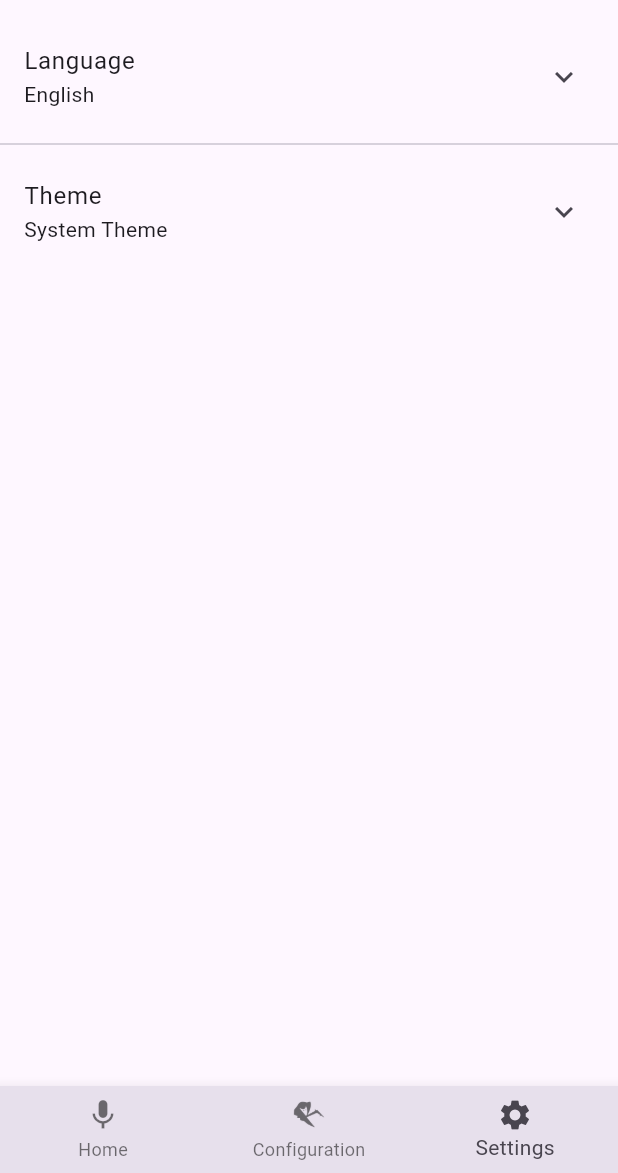
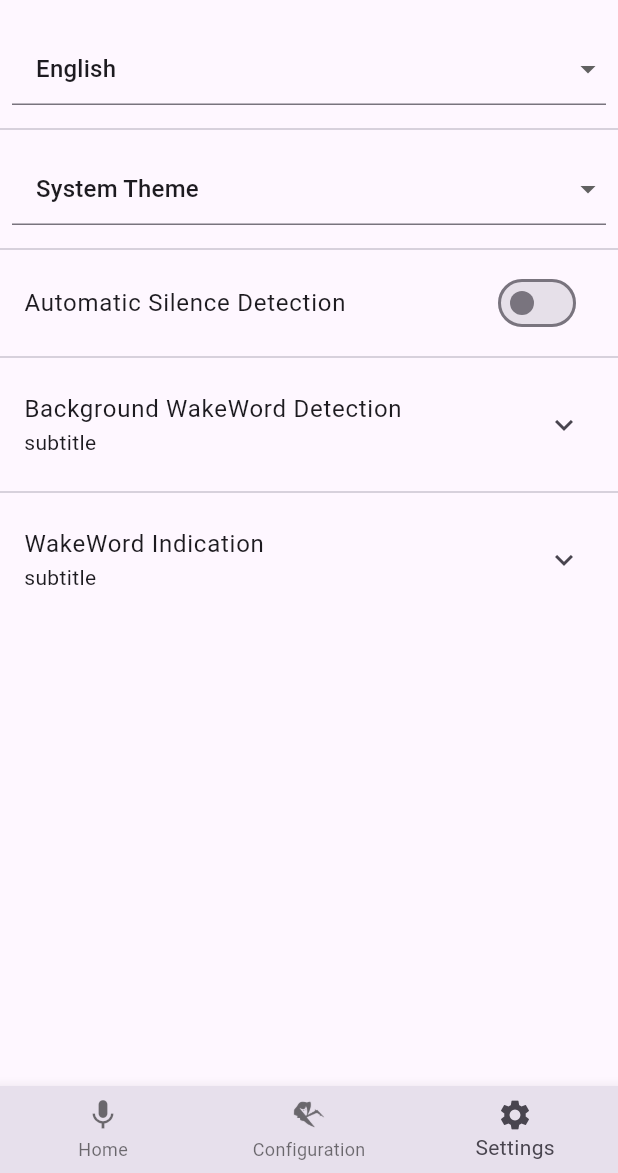
Before and after one commit to Nailik/rhasspy_mobile, a Flutter app: the screen it shows after launch, item 3 of the bottom bar chosen, on a phone screen of 412 x 824 dp, the part 63-1236 px from its top. Run offline on Flutter 3.47's test engine with Material 2 defaults, Android fonts, the phone set to English and light mode, and no system bars; our stand-ins replace dropdown_button2, get; generated files the repository leaves out were written again.

Commit message:
updated settings screen layout

```diff
--- a/lib/l10n/app_de.arb
+++ b/lib/l10n/app_de.arb
@@ -52,6 +52,11 @@
   "systemTheme": "System Theme",
   "de": "Deutsch",
   "en": "Englisch",
-  "theme": "Theme",
-  "language": "Language"
+  "automaticSilenceDetection": "Automatic Silence Detection",
+  "backgroundWakeWordDetection": "Background WakeWord Detection",
+  "enableBackgroundWakeWordDetection": "Enable Background WakeWord Detection",
+  "backgroundWakeWordDetectionTurnOnDisplay": "Wake Up Display",
+  "wakeWordIndication": "WakeWord Indication",
+  "wakeWordSoundIndication": "Sound",
+  "wakeWordLightIndication": "Visual"
 }
--- a/lib/l10n/app_en.arb
+++ b/lib/l10n/app_en.arb
@@ -52,6 +52,11 @@
   "systemTheme": "System Theme",
   "de": "German",
   "en": "English",
-  "theme": "Theme",
-  "language": "Language"
+  "automaticSilenceDetection": "Automatic Silence Detection",
+  "backgroundWakeWordDetection": "Background WakeWord Detection",
+  "enableBackgroundWakeWordDetection": "Enable Background WakeWord Detection",
+  "backgroundWakeWordDetectionTurnOnDisplay": "Wake Up Display",
+  "wakeWordIndication": "WakeWord Indication",
+  "wakeWordSoundIndication": "Sound",
+  "wakeWordLightIndication": "Visual"
 }
--- a/lib/screens/custom_state.dart
+++ b/lib/screens/custom_state.dart
@@ -27,9 +27,19 @@ abstract class CustomState<T extends StatefulWidget> extends State<T> {
   }
 
   Widget expandableDropDownListItem<O>(Option<O> option, Rx<O> optionValue, String title, {Widget? child, ValueChanged<O?>? onChanged}) {
-    var childWidgets = <Widget>[
-      const Divider(),
-      Obx(() => DropdownButtonFormField2<O>(
+    var childWidgets = <Widget>[const Divider(), dropDownListItem(option, optionValue, onChanged: onChanged)];
+
+    if (child != null) {
+      childWidgets.add(child);
+    }
+
+    childWidgets.add(const SizedBox(height: 8));
+
+    return expandableListItem(title: title, subtitle: () => option.asText(optionValue.value, locale), children: childWidgets);
+  }
+
+  Widget dropDownListItem<O>(Option<O> option, Rx<O> optionValue, {ValueChanged<O?>? onChanged}) {
+    return Obx(() => DropdownButtonFormField2<O>(
           value: optionValue.value,
           onChanged: (O? newValue) {
             if (newValue != null) {
@@ -45,16 +55,7 @@ abstract class CustomState<T extends StatefulWidget> extends State<T> {
               child: Text(option.asText(value, locale)),
             );
           }).toList(),
-          )),
-    ];
-
-    if (child != null) {
-      childWidgets.add(child);
-    }
-
-    childWidgets.add(const SizedBox(height: 8));
-
-    return expandableListItem(title: title, subtitle: () => option.asText(optionValue.value, locale), children: childWidgets);
+        ));
   }
 
   Widget expandableListItem({required String title, required String Function() subtitle, required List<Widget> children}) {
--- a/lib/screens/settings_screen.dart
+++ b/lib/screens/settings_screen.dart
@@ -16,7 +16,7 @@ class SettingsScreen extends StatefulWidget {
 class _SettingsScreenState extends CustomState<SettingsScreen> {
   @override
   Widget content() {
-    final List<Widget> items = <Widget>[languageDropDown(), themeDropDown()];
+    final List<Widget> items = <Widget>[languageDropDown(), themeDropDown(), silenceDetection(), backgroundWakeWordDetection(), backgroundIndication()];
 
     return ListView.separated(
       itemCount: items.length,
@@ -29,19 +29,88 @@ class _SettingsScreenState extends CustomState<SettingsScreen> {
 
   Widget themeDropDown() {
     var themeOption = ThemeOption.system.obs;
-    return expandableDropDownListItem(ThemeOptions(), themeOption, locale.theme, onChanged: (ThemeOption? theme) {
+    return Padding(
+        padding: const EdgeInsets.all(8),
+        child: dropDownListItem(ThemeOptions(), themeOption, onChanged: (ThemeOption? theme) {
           if (theme != null) {
             themeMode.value = ThemeOptions.asThemeMode(theme);
           }
-    });
+        }));
   }
 
   Widget languageDropDown() {
     var languageOption = LanguageOption.en.obs;
-    return expandableDropDownListItem(LanguageOptions(), languageOption, locale.language, onChanged: (LanguageOption? language) {
+    return Padding(
+        padding: const EdgeInsets.all(8),
+        child: dropDownListItem(LanguageOptions(), languageOption, onChanged: (LanguageOption? language) {
           if (language != null) {
             Get.updateLocale(LanguageOptions.asLocale(language));
           }
-    });
+        }));
+  }
+
+  Widget silenceDetection() {
+    var silenceDetection = false.obs;
+    return SwitchListTile(
+        value: silenceDetection.value,
+        onChanged: (value) {
+          silenceDetection.value = value;
+        },
+        title: Text(locale.automaticSilenceDetection));
+  }
+
+  Widget backgroundWakeWordDetection() {
+    var backgroundWakeWordDetection = false.obs;
+    var backgroundWakeWordDetectionTurnOnDisplay = false.obs;
+    return ExpansionTile(
+        title: Text(locale.backgroundWakeWordDetection),
+        subtitle: Text("subtitle"),
+        backgroundColor: theme.colorScheme.surfaceVariant,
+        textColor: theme.colorScheme.onSurfaceVariant,
+        childrenPadding: const EdgeInsets.fromLTRB(8, 0, 8, 8),
+        children: [
+          SwitchListTile(
+              title: Text(locale.enableBackgroundWakeWordDetection),
+              value: backgroundWakeWordDetection.value,
+              onChanged: (value) {
+                backgroundWakeWordDetection.value = value;
+              }),
+          SwitchListTile(
+              title: Text(locale.backgroundWakeWordDetectionTurnOnDisplay),
+              value: backgroundWakeWordDetectionTurnOnDisplay.value,
+              onChanged: (value) {
+                backgroundWakeWordDetectionTurnOnDisplay.value = value;
+              }),
+        ]);
+  }
+
+  Widget backgroundIndication() {
+    var wakeWordSoundIndication = false.obs;
+    var wakeWordLightIndication = false.obs;
+    return ExpansionTile(
+        title: Text(locale.wakeWordIndication),
+        subtitle: Text("subtitle"),
+        backgroundColor: theme.colorScheme.surfaceVariant,
+        textColor: theme.colorScheme.onSurfaceVariant,
+        childrenPadding: const EdgeInsets.fromLTRB(8, 0, 8, 8),
+        children: [
+          SwitchListTile(
+              title: Text(locale.wakeWordSoundIndication),
+              value: wakeWordSoundIndication.value,
+              onChanged: (value) {
+                wakeWordSoundIndication.value = value;
+              }),
+          SwitchListTile(
+              title: Text(locale.wakeWordLightIndication),
+              value: wakeWordLightIndication.value,
+              onChanged: (value) {
+                wakeWordLightIndication.value = value;
+              }),
+        ]);
   }
 }
+
+//background wake word detection (service)
+//silence detection
+//Logger
+//wakeword indikation (sound, light, display off)
```
Lines whose indentation alone changed are shown as unchanged.
